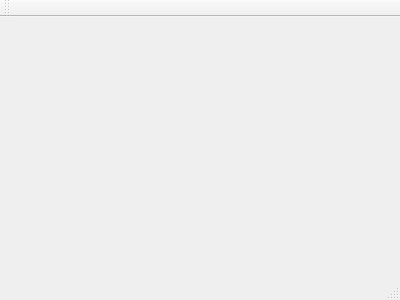
Qt form colordetector_qt/mainwindow.ui (jumzzz/colordetector_qt) before a commit.
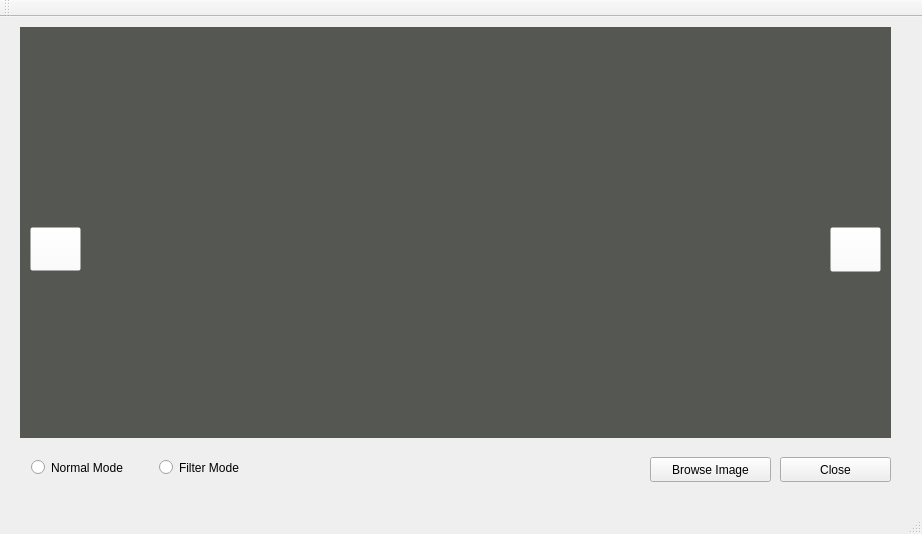
The same form after that commit. Icons and pictures are not drawn.

What changed in the file:
```diff
--- a/colordetector_qt/mainwindow.ui
+++ b/colordetector_qt/mainwindow.ui
@@ -1,24 +1,159 @@
 <ui version="4.0">
  <class>MainWindow</class>
- <widget class="QMainWindow" name="MainWindow" >
-  <property name="geometry" >
+ <widget class="QMainWindow" name="MainWindow">
+  <property name="geometry">
    <rect>
     <x>0</x>
     <y>0</y>
-    <width>400</width>
-    <height>300</height>
+    <width>922</width>
+    <height>534</height>
    </rect>
   </property>
   <property name="windowTitle" >
    <string>MainWindow</string>
   </property>
-  <widget class="QMenuBar" name="menuBar" />
-  <widget class="QToolBar" name="mainToolBar" />
-  <widget class="QWidget" name="centralWidget" />
-  <widget class="QStatusBar" name="statusBar" />
+  <widget class="QWidget" name="centralWidget">
+   <widget class="QLabel" name="label">
+    <property name="geometry">
+     <rect>
+      <x>20</x>
+      <y>10</y>
+      <width>871</width>
+      <height>411</height>
+     </rect>
+    </property>
+    <property name="styleSheet">
+     <string notr="true">QLabel{background-color: rgb(85, 87, 83);}</string>
+    </property>
+    <property name="text">
+     <string/>
+    </property>
+   </widget>
+   <widget class="QWidget" name="horizontalLayoutWidget">
+    <property name="geometry">
+     <rect>
+      <x>20</x>
+      <y>430</y>
+      <width>271</width>
+      <height>41</height>
+     </rect>
+    </property>
+    <layout class="QHBoxLayout" name="horizontalLayout">
+     <item>
+      <widget class="QRadioButton" name="radioButton_2">
+       <property name="text">
+        <string>Normal Mode</string>
+       </property>
+      </widget>
+     </item>
+     <item>
+      <widget class="QRadioButton" name="radioButton">
+       <property name="text">
+        <string>Filter Mode</string>
+       </property>
+      </widget>
+     </item>
+    </layout>
+   </widget>
+   <widget class="QPushButton" name="pushButton">
+    <property name="geometry">
+     <rect>
+      <x>650</x>
+      <y>440</y>
+      <width>121</width>
+      <height>25</height>
+     </rect>
+    </property>
+    <property name="text">
+     <string>Browse Image</string>
+    </property>
+   </widget>
+   <widget class="QPushButton" name="pushButton_2">
+    <property name="geometry">
+     <rect>
+      <x>780</x>
+      <y>440</y>
+      <width>111</width>
+      <height>25</height>
+     </rect>
+    </property>
+    <property name="text">
+     <string>Close</string>
+    </property>
+   </widget>
+   <widget class="QPushButton" name="btn_left">
+    <property name="geometry">
+     <rect>
+      <x>30</x>
+      <y>210</y>
+      <width>51</width>
+      <height>44</height>
+     </rect>
+    </property>
+    <property name="styleSheet">
+     <string notr="true">QPushButton
+{
+background-image:url(:/icons/images/arrow_left_test.png);
+background-color:rgba(255, 255, 255,0);
+}
+</string>
+    </property>
+    <property name="text">
+     <string/>
+    </property>
+    <property name="iconSize">
+     <size>
+      <width>51</width>
+      <height>41</height>
+     </size>
+    </property>
+   </widget>
+   <widget class="QPushButton" name="btn_right">
+    <property name="geometry">
+     <rect>
+      <x>830</x>
+      <y>210</y>
+      <width>51</width>
+      <height>45</height>
+     </rect>
+    </property>
+    <property name="styleSheet">
+     <string notr="true">QPushButton{background-image:url(:/icons/images/arrow_right_test.png);
+background-color:rgba(255, 255, 255,0);
+}</string>
+    </property>
+    <property name="text">
+     <string/>
+    </property>
+    <property name="iconSize">
+     <size>
+      <width>16</width>
+      <height>16</height>
+     </size>
+    </property>
+   </widget>
+  </widget>
+  <widget class="QMenuBar" name="menuBar">
+   <property name="geometry">
+    <rect>
+     <x>0</x>
+     <y>0</y>
+     <width>922</width>
+     <height>22</height>
+    </rect>
+   </property>
+  </widget>
+  <widget class="QToolBar" name="mainToolBar">
+   <attribute name="toolBarArea">
+    <enum>TopToolBarArea</enum>
+   </attribute>
+   <attribute name="toolBarBreak">
+    <bool>false</bool>
+   </attribute>
+  </widget>
+  <widget class="QStatusBar" name="statusBar"/>
  </widget>
- <layoutDefault spacing="6" margin="11" />
- <pixmapfunction></pixmapfunction>
+ <layoutdefault spacing="6" margin="11"/>
  <resources/>
  <connections/>
 </ui>
```
Left out of the diff: 3 changed lines with no effect on the pictures.
